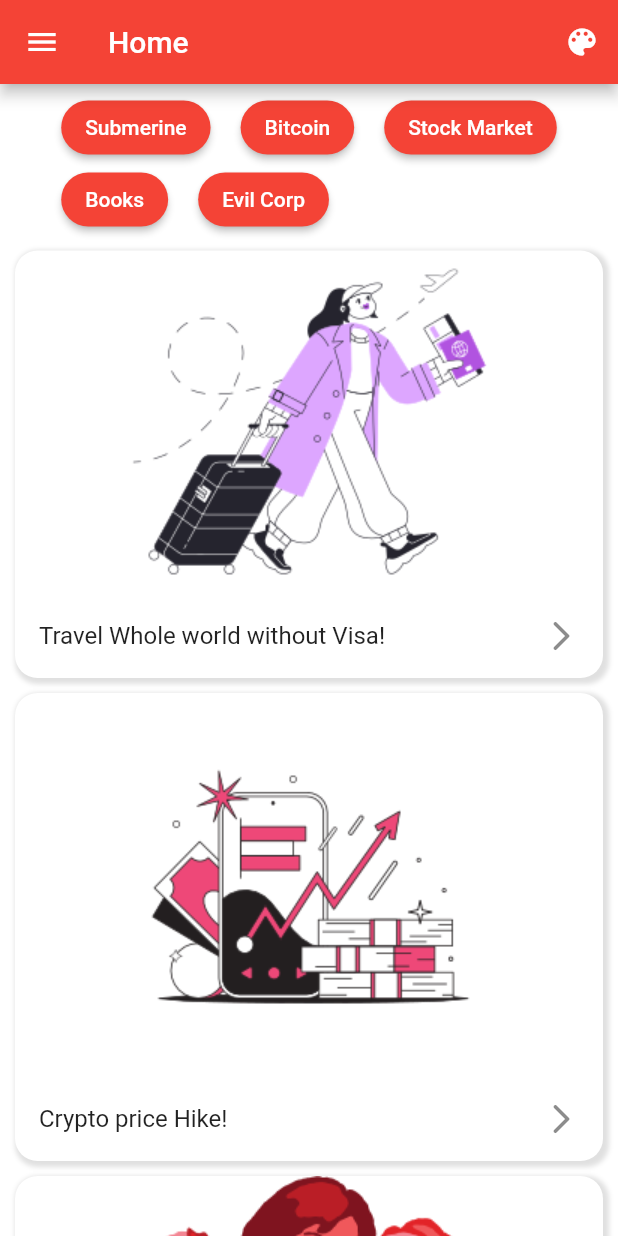
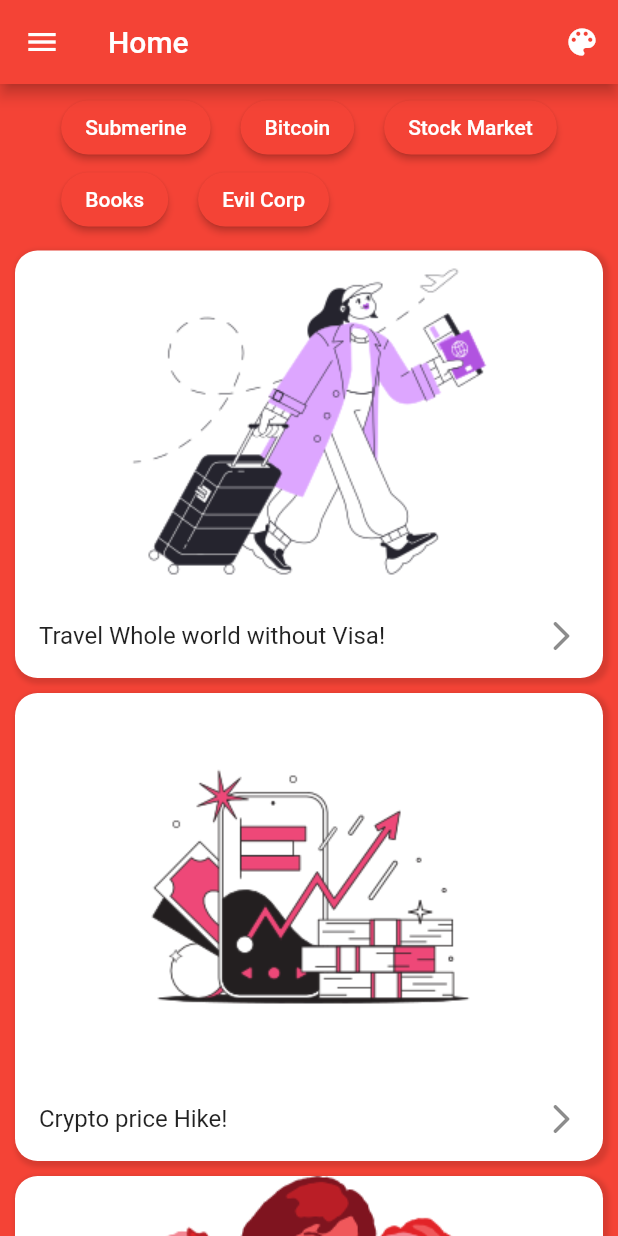
Before and after one commit to Vipin-V/Blogster, a Flutter app: the HomePage screen opened directly, after a tap on the "color lens" icon, on a phone screen of 412 x 824 dp. Run offline on Flutter 3.47's test engine with Material 2 defaults, Android fonts, the phone set to English and light mode, and no system bars.

Commit message:
Toggle theme changer works now

```diff
--- a/lib/about.dart
+++ b/lib/about.dart
@@ -7,7 +7,7 @@ class AboutPage extends StatelessWidget {
   Widget build(BuildContext context) {
     return Scaffold(
       appBar: AppBar(
-        title: Text("About Page"),
+        title: const Text("About Page"),
       ),
     );
   }
--- a/lib/home_page.dart
+++ b/lib/home_page.dart
@@ -12,17 +12,25 @@ class HomePage extends StatefulWidget {
 }
 
 class _HomePageState extends State<HomePage> {
-Color backgroundColor = Colors.white;
+  Color oldBackgroundColor = Colors.white;
 
   @override
   Widget build(BuildContext context) {
     return Scaffold(
-      backgroundColor: backgroundColor,
+      backgroundColor: oldBackgroundColor,
       //! Top Bar Section
       appBar: AppBar(
         actions: [
           IconButton(
-            onPressed: () {},
+            onPressed: () {
+              setState(() {
+                if (oldBackgroundColor == Colors.white) {
+                  oldBackgroundColor = Colors.red;
+                } else {
+                  oldBackgroundColor = Colors.white;
+                }
+              });
+            },
             icon: const Icon(
               Icons.color_lens,
             ),
@@ -129,7 +137,7 @@ Color backgroundColor = Colors.white;
                         );
                       },
                       style: ElevatedButton.styleFrom(
-                        shape: StadiumBorder(),
+                        shape: const StadiumBorder(),
                       ),
                       child: const Text("Bitcoin"),
                     ),
--- a/lib/next_page.dart
+++ b/lib/next_page.dart
@@ -7,7 +7,7 @@ class NextPage extends StatelessWidget {
   Widget build(BuildContext context) {
     return Scaffold(
       appBar: AppBar(
-        title: Text("Crypto"),
+        title: const Text("Crypto"),
       ),
     );
   }
```
Also changed, not shown: lib/description_page.dart (+2 -2 lines).
